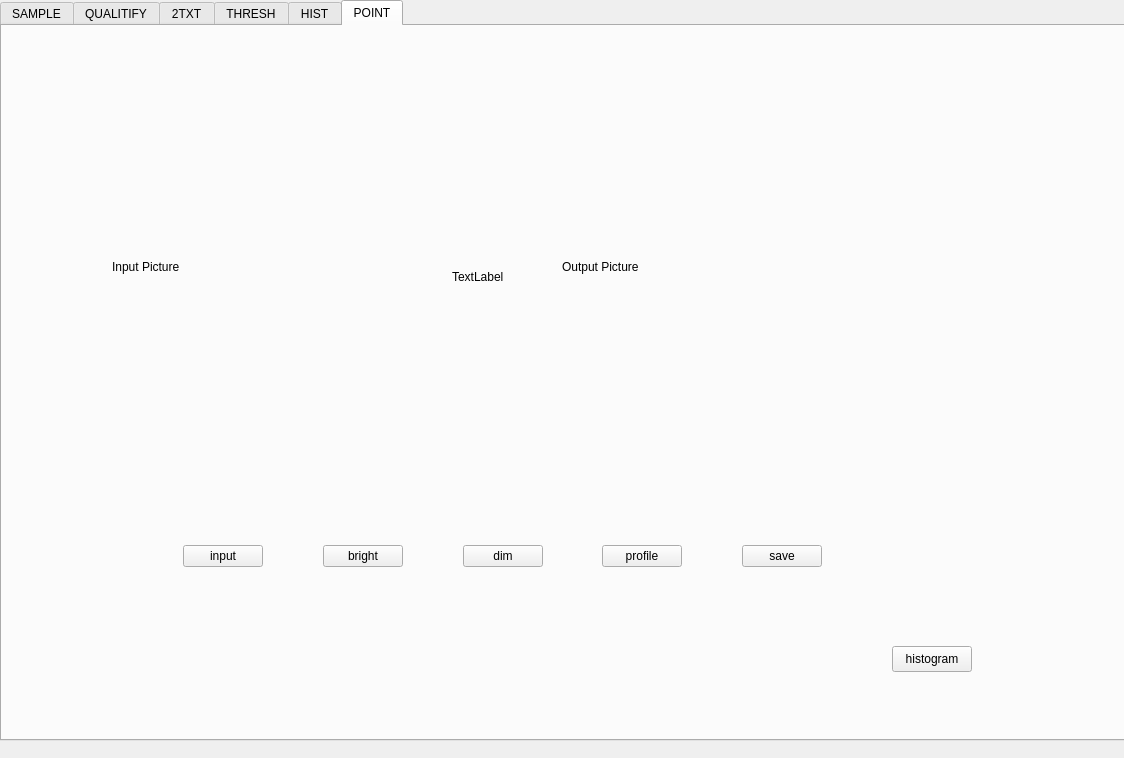
Above: mainwindow.ui from Zrealshadow/digitalpicture before the change. Below: the same form after it.
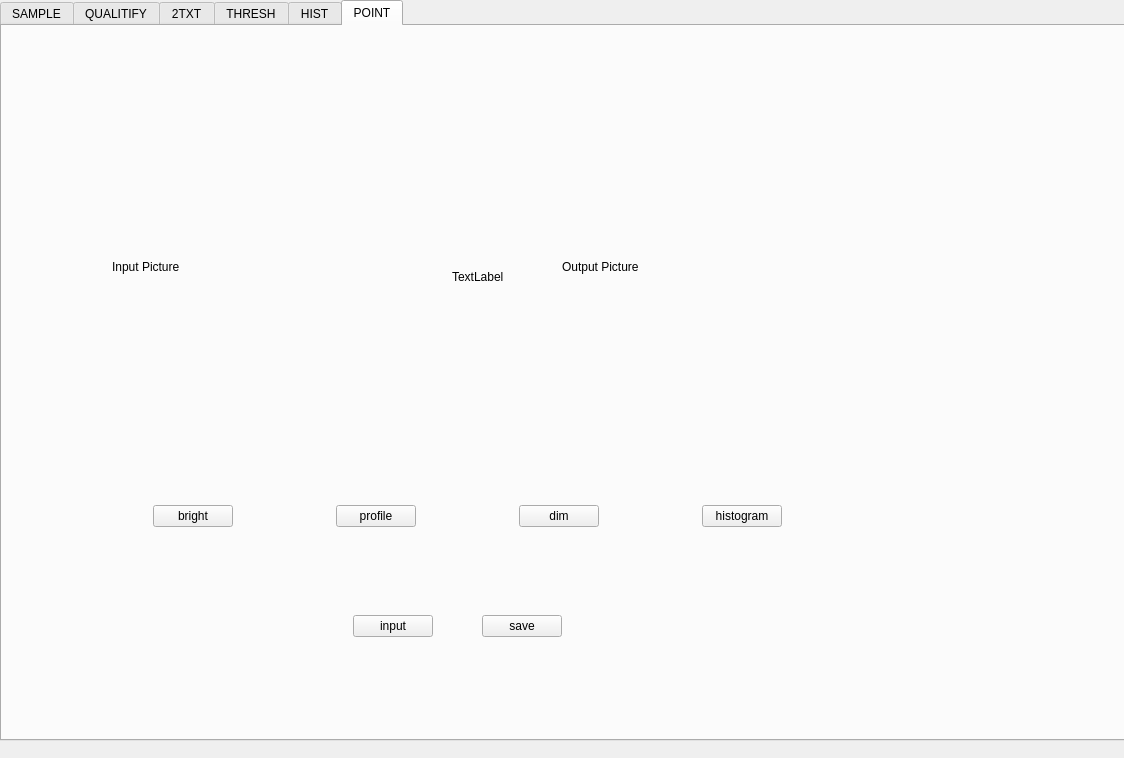
That is the form after the change. Custom widgets are drawn as their Qt base class.

Patch:
```diff
--- a/mainwindow.ui
+++ b/mainwindow.ui
@@ -1274,9 +1274,9 @@
      <widget class="QWidget" name="horizontalLayoutWidget_65">
       <property name="geometry">
        <rect>
-        <x>170</x>
-        <y>490</y>
-        <width>661</width>
+        <x>340</x>
+        <y>560</y>
+        <width>231</width>
         <height>80</height>
        </rect>
       </property>
@@ -1288,66 +1288,6 @@
          </property>
         </widget>
        </item>
-       <item>
-        <spacer name="horizontalSpacer_118">
-         <property name="orientation">
-          <enum>Qt::Horizontal</enum>
-         </property>
-         <property name="sizeHint" stdset="0">
-          <size>
-           <width>40</width>
-           <height>20</height>
-          </size>
-         </property>
-        </spacer>
-       </item>
-       <item>
-        <widget class="QPushButton" name="bright_point">
-         <property name="text">
-          <string>bright</string>
-         </property>
-        </widget>
-       </item>
-       <item>
-        <spacer name="horizontalSpacer_119">
-         <property name="orientation">
-          <enum>Qt::Horizontal</enum>
-         </property>
-         <property name="sizeHint" stdset="0">
-          <size>
-           <width>40</width>
-           <height>20</height>
-          </size>
-         </property>
-        </spacer>
-       </item>
-       <item>
-        <widget class="QPushButton" name="dim_point">
-         <property name="text">
-          <string>dim</string>
-         </property>
-        </widget>
-       </item>
-       <item>
-        <spacer name="horizontalSpacer_8">
-         <property name="orientation">
-          <enum>Qt::Horizontal</enum>
-         </property>
-         <property name="sizeHint" stdset="0">
-          <size>
-           <width>40</width>
-           <height>20</height>
-          </size>
-         </property>
-        </spacer>
-       </item>
-       <item>
-        <widget class="QPushButton" name="profile_point">
-         <property name="text">
-          <string>profile</string>
-         </property>
-        </widget>
-       </item>
        <item>
         <spacer name="horizontalSpacer_10">
          <property name="orientation">
@@ -1370,18 +1310,84 @@
        </item>
       </layout>
      </widget>
-     <widget class="QPushButton" name="show_histogram_point">
+     <widget class="QWidget" name="horizontalLayoutWidget_4">
       <property name="geometry">
        <rect>
-        <x>890</x>
-        <y>620</y>
-        <width>80</width>
-        <height>26</height>
+        <x>140</x>
+        <y>450</y>
+        <width>651</width>
+        <height>80</height>
        </rect>
       </property>
-      <property name="text">
-       <string>histogram</string>
-      </property>
+      <layout class="QHBoxLayout" name="horizontalLayout_4">
+       <item>
+        <widget class="QPushButton" name="bright_point">
+         <property name="text">
+          <string>bright</string>
+         </property>
+        </widget>
+       </item>
+       <item>
+        <spacer name="horizontalSpacer_13">
+         <property name="orientation">
+          <enum>Qt::Horizontal</enum>
+         </property>
+         <property name="sizeHint" stdset="0">
+          <size>
+           <width>40</width>
+           <height>20</height>
+          </size>
+         </property>
+        </spacer>
+       </item>
+       <item>
+        <widget class="QPushButton" name="profile_point">
+         <property name="text">
+          <string>profile</string>
+         </property>
+        </widget>
+       </item>
+       <item>
+        <spacer name="horizontalSpacer_12">
+         <property name="orientation">
+          <enum>Qt::Horizontal</enum>
+         </property>
+         <property name="sizeHint" stdset="0">
+          <size>
+           <width>40</width>
+           <height>20</height>
+          </size>
+         </property>
+        </spacer>
+       </item>
+       <item>
+        <widget class="QPushButton" name="dim_point">
+         <property name="text">
+          <string>dim</string>
+         </property>
+        </widget>
+       </item>
+       <item>
+        <spacer name="horizontalSpacer_11">
+         <property name="orientation">
+          <enum>Qt::Horizontal</enum>
+         </property>
+         <property name="sizeHint" stdset="0">
+          <size>
+           <width>40</width>
+           <height>20</height>
+          </size>
+         </property>
+        </spacer>
+       </item>
+       <item>
+        <widget class="QPushButton" name="show_histogram_point">
+         <property name="text">
+          <string>histogram</string>
+         </property>
+        </widget>
+       </item>
+      </layout>
      </widget>
     </widget>
    </widget>
```
